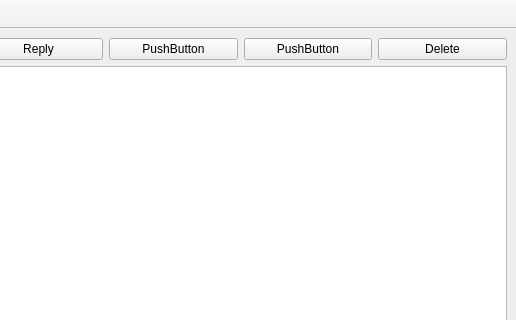
This is kutemail/ui/mainwindow.ui in Etenil/kutemail as Qt 5 draws it before an edit; both pictures show x 580 to 1096 and y 0 to 320 of the 1096 by 771 pixel window. The edited form follows.
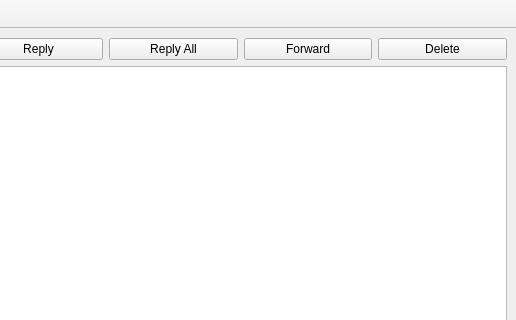
This is the edited form. Icons and pictures are not drawn.

Commit message: Working mail folder cache.

Patch:
```diff
--- a/kutemail/ui/mainwindow.ui
+++ b/kutemail/ui/mainwindow.ui
@@ -57,7 +57,7 @@
           <item>
            <widget class="QPushButton" name="btnReplyAll">
             <property name="text">
-             <string>PushButton</string>
+             <string>Reply All</string>
             </property>
             <property name="icon">
              <iconset theme="mail-reply-all">
@@ -69,7 +69,7 @@
           <item>
            <widget class="QPushButton" name="btnForward">
             <property name="text">
-             <string>PushButton</string>
+             <string>Forward</string>
             </property>
             <property name="icon">
              <iconset theme="mail-forward">
```
Left out of the diff: 4 changed lines with no effect on the pictures. The commit also changes 2 other files.
